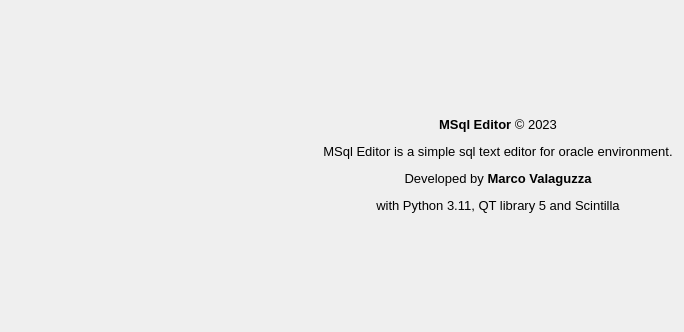
Qt form source/qtdesigner/MSql_editor_win3_ui.ui (MValaguz/MSql) before a commit.
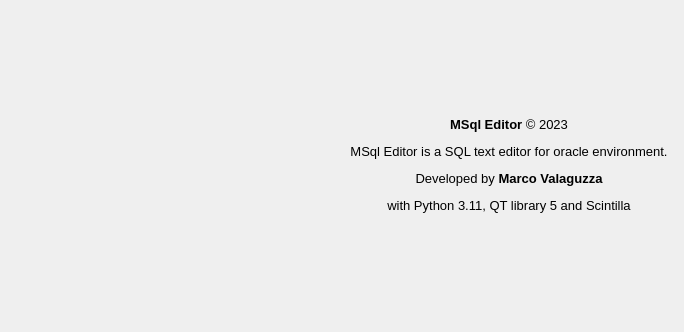
The same form after that commit. Icons and pictures are not drawn.

Patch:
```diff
--- a/source/qtdesigner/MSql_editor_win3_ui.ui
+++ b/source/qtdesigner/MSql_editor_win3_ui.ui
@@ -30,7 +30,7 @@
      <item row="0" column="1">
       <widget class="QLabel" name="label_2">
        <property name="text">
-        <string>&lt;html&gt;&lt;head/&gt;&lt;body&gt;&lt;p align=&quot;center&quot;&gt;&lt;br/&gt;&lt;/p&gt;&lt;p align=&quot;center&quot;&gt;&lt;span style=&quot; font-size:10pt; font-weight:600;&quot;&gt;MSql Editor &lt;/span&gt;&lt;span style=&quot; font-size:10pt;&quot;&gt;© 2023&lt;/span&gt;&lt;/p&gt;&lt;p align=&quot;center&quot;&gt;&lt;span style=&quot; font-size:10pt;&quot;&gt;MSql Editor is a simple sql text editor for oracle environment.&lt;/span&gt;&lt;/p&gt;&lt;p align=&quot;center&quot;&gt;&lt;span style=&quot; font-size:10pt;&quot;&gt;Developed by &lt;/span&gt;&lt;span style=&quot; font-size:10pt; font-weight:600;&quot;&gt;Marco Valaguzza&lt;/span&gt;&lt;/p&gt;&lt;p align=&quot;center&quot;&gt;&lt;span style=&quot; font-size:10pt;&quot;&gt;with Python 3.11, QT library 5 and Scintilla&lt;/span&gt;&lt;/p&gt;&lt;p align=&quot;center&quot;&gt;&lt;span style=&quot; font-size:10pt;&quot;&gt;&lt;br/&gt;&lt;/span&gt;&lt;/p&gt;&lt;/body&gt;&lt;/html&gt;</string>
+        <string>&lt;html&gt;&lt;head/&gt;&lt;body&gt;&lt;p align=&quot;center&quot;&gt;&lt;br/&gt;&lt;/p&gt;&lt;p align=&quot;center&quot;&gt;&lt;span style=&quot; font-size:10pt; font-weight:600;&quot;&gt;MSql Editor &lt;/span&gt;&lt;span style=&quot; font-size:10pt;&quot;&gt;© 2023&lt;/span&gt;&lt;/p&gt;&lt;p align=&quot;center&quot;&gt;&lt;span style=&quot; font-size:10pt;&quot;&gt;MSql Editor is a SQL text editor for oracle environment.&lt;/span&gt;&lt;/p&gt;&lt;p align=&quot;center&quot;&gt;&lt;span style=&quot; font-size:10pt;&quot;&gt;Developed by &lt;/span&gt;&lt;span style=&quot; font-size:10pt; font-weight:600;&quot;&gt;Marco Valaguzza&lt;/span&gt;&lt;/p&gt;&lt;p align=&quot;center&quot;&gt;&lt;span style=&quot; font-size:10pt;&quot;&gt;with Python 3.11, QT library 5 and Scintilla&lt;/span&gt;&lt;/p&gt;&lt;p align=&quot;center&quot;&gt;&lt;span style=&quot; font-size:10pt;&quot;&gt;&lt;br/&gt;&lt;/span&gt;&lt;/p&gt;&lt;/body&gt;&lt;/html&gt;</string>
        </property>
        <property name="alignment">
         <set>Qt::AlignLeading|Qt::AlignLeft|Qt::AlignVCenter</set>
```
